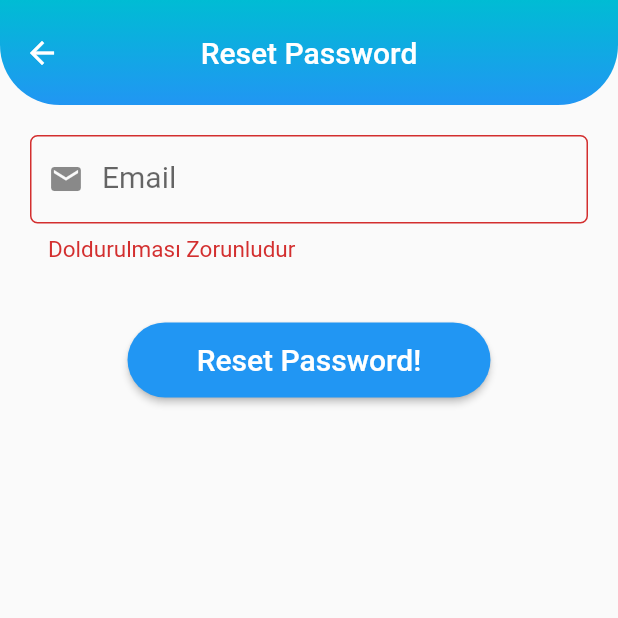
After one commit to Beyes-Bilisim/Turkcell_isaret_dilim, a Flutter app: the ResetPassword screen opened directly, after a tap on "Reset Password!", on a phone screen of 412 x 824 dp, the top half of it. The commit adds this screen. Run offline on Flutter 3.47's test engine with Material 2 defaults, Android fonts, the phone set to English and light mode, and no system bars; our stand-ins replace connectivity_plus, email_validator, firebase_auth, firebase_core, shared_preferences, splashscreen; missing offline and left inert: the_validator; accounts and stored records are empty.

Commit message:
Password reset added

```diff
--- a/lib/pages/Login.dart
+++ b/lib/pages/Login.dart
@@ -4,6 +4,7 @@ import 'package:firebase_core/firebase_core.dart';
 import 'package:flutter/material.dart';
 import 'package:movie_manager/main.dart';
 import 'package:movie_manager/pages/Register.dart';
+import 'package:movie_manager/pages/ResetPassword.dart';
 import 'package:the_validator/the_validator.dart';
 
 class Login extends StatefulWidget {
@@ -127,12 +128,13 @@ class _LoginState extends State<Login> {
                             Navigator.push(
                                 context,
                                 MaterialPageRoute(
-                                    builder: (context) => MyApp()));
+                                    builder: (context) => ResetPassword()));
                           },
                         ),
                       ],
                     ),
                   ),
+                  SizedBox(height: 20),
                   Container(
                       height: 50,
                       width: MediaQuery.of(context).size.width - 150,
@@ -169,8 +171,10 @@ class _LoginState extends State<Login> {
             ScaffoldMessenger.of(context).showSnackBar(snackBar);
           } else {
             WidgetsBinding.instance!.addPostFrameCallback((timeStamp) {
-            Navigator.pushAndRemoveUntil(context,
-                MaterialPageRoute(builder: (context) => MyApp()), (r) => false);
+              Navigator.pushAndRemoveUntil(
+                  context,
+                  MaterialPageRoute(builder: (context) => MyApp()),
+                  (r) => false);
             });
             formKey.currentState!.reset();
           }
@@ -183,7 +187,6 @@ class _LoginState extends State<Login> {
         );
         ScaffoldMessenger.of(context).showSnackBar(snackBar);
       }
-
     }
   }
 }
--- /dev/null
+++ b/lib/pages/ResetPassword.dart
@@ -0,0 +1,120 @@
+import 'package:email_validator/email_validator.dart';
+import 'package:firebase_auth/firebase_auth.dart';
+import 'package:flutter/material.dart';
+
+class ResetPassword extends StatefulWidget {
+  const ResetPassword({Key? key}) : super(key: key);
+
+  @override
+  _ResetPasswordState createState() => _ResetPasswordState();
+}
+
+class _ResetPasswordState extends State<ResetPassword> {
+  var formKey = GlobalKey<FormState>();
+  FirebaseAuth _auth = FirebaseAuth.instance;
+  late String _email;
+
+  @override
+  Widget build(BuildContext context) {
+    return Scaffold(
+        appBar: AppBar(
+          backgroundColor: Colors.transparent,
+          elevation: 0.0,
+          toolbarHeight: 70,
+          centerTitle: true,
+          title: Text("Reset Password"),
+          flexibleSpace: Container(
+            decoration: BoxDecoration(
+                borderRadius: BorderRadius.only(
+                    bottomLeft: Radius.circular(40),
+                    bottomRight: Radius.circular(40)),
+                gradient: LinearGradient(
+                    colors: [Colors.blue, Colors.cyan],
+                    begin: Alignment.bottomCenter,
+                    end: Alignment.topCenter)),
+          ),
+        ),
+        body: Padding(
+            padding: EdgeInsets.all(20),
+            child: SingleChildScrollView(
+                child: Column(
+              children: [
+                Form(
+                    key: formKey,
+                    child: Column(
+                      children: [
+                        TextFormField(
+                          onSaved: (newValue) {
+                            setState(() {
+                              _email = newValue!;
+                            });
+                          },
+                          autofocus: false,
+                          validator: (value) {
+                            if (value!.isEmpty) {
+                              return "Doldurulması Zorunludur";
+                            } else {
+                              if (EmailValidator.validate(value) != true) {
+                                return "Geçerli Bir E-posta giriniz";
+                              } else {
+                                return null;
+                              }
+                            }
+                          },
+                          keyboardType: TextInputType.emailAddress,
+                          decoration: InputDecoration(
+                              prefixIcon: Icon(Icons.email),
+                              errorStyle: TextStyle(fontSize: 15),
+                              labelText: "Email",
+                              labelStyle: TextStyle(fontSize: 20),
+                              border: OutlineInputBorder(
+                                  borderRadius: BorderRadius.circular(5),
+                                  borderSide: BorderSide(
+                                      width: 1, color: Colors.purple))),
+                        ),
+                        SizedBox(height: 40),
+                        Container(
+                            height: 50,
+                            width: MediaQuery.of(context).size.width - 150,
+                            padding: EdgeInsets.fromLTRB(10, 0, 10, 0),
+                            child: ElevatedButton(
+                              child: Text('Reset Password!',
+                                  style: TextStyle(fontSize: 20)),
+                              style: ButtonStyle(
+                                  shape: MaterialStateProperty.all<
+                                          RoundedRectangleBorder>(
+                                      RoundedRectangleBorder(
+                                borderRadius:
+                                    BorderRadius.all(Radius.circular(30)),
+                              ))),
+                              onPressed: resetPassword,
+                            )),
+                      ],
+                    ))
+              ],
+            ))));
+  }
+
+  void resetPassword() async {
+    if (formKey.currentState!.validate()) {
+      formKey.currentState!.save();
+      try {
+        await _auth.sendPasswordResetEmail(email: _email);
+        final snackBar = SnackBar(
+          duration: Duration(seconds: 3),
+          content: const Text('E-postanızı kontrol ediniz'),
+          backgroundColor: (Colors.black45),
+        );
+        ScaffoldMessenger.of(context).showSnackBar(snackBar);
+        Navigator.of(context).pop();
+      } catch (e) {
+        final snackBar = SnackBar(
+          duration: Duration(seconds: 3),
+          content: const Text('Böyle bir kullanıcı bulunmuyor'),
+          backgroundColor: (Colors.black45),
+        );
+        ScaffoldMessenger.of(context).showSnackBar(snackBar);
+      }
+    }
+  }
+}
--- a/lib/pages/SearchPage.dart
+++ b/lib/pages/SearchPage.dart
@@ -1,10 +1,12 @@
 import 'dart:async';
 
+import 'package:firebase_auth/firebase_auth.dart';
 import 'package:flutter/material.dart';
 import 'package:movie_manager/api/MovieApi.dart';
 import 'package:movie_manager/models/Movie.dart';
 import 'package:movie_manager/pages/Details.dart';
 import 'package:movie_manager/pages/DetailsWithoutImage.dart';
+import 'package:movie_manager/pages/Login.dart';
 import 'package:movie_manager/widgets/MovieCard.dart';
 
 class SearchPage extends StatefulWidget {
@@ -15,6 +17,7 @@ class SearchPage extends StatefulWidget {
 }
 
 class _SearchPageState extends State<SearchPage> {
+  FirebaseAuth _auth = FirebaseAuth.instance;
   @override
   Widget build(BuildContext context) {
     return Scaffold(
@@ -34,6 +37,38 @@ class _SearchPageState extends State<SearchPage> {
                   begin: Alignment.bottomCenter,
                   end: Alignment.topCenter)),
         ),
+        actions: [
+          Padding(
+            padding: EdgeInsets.fromLTRB(0, 0, 20, 0),
+            child: IconButton(
+              icon: Icon(Icons.logout),
+              onPressed: () {
+                showDialog(
+                  context: context,
+                  builder: (context) => AlertDialog(
+                    title: Text("Çıkış Yap"),
+                    content: Text("Çıkış yapmak istediğinize emin misiniz?"),
+                    actions: [
+                      TextButton(
+                          onPressed: () {
+                            _auth.signOut();
+                            WidgetsBinding.instance!
+                                .addPostFrameCallback((timeStamp) {
+                              Navigator.pushAndRemoveUntil(
+                                  context,
+                                  MaterialPageRoute(
+                                      builder: (context) => Login()),
+                                  (r) => false);
+                            });
+                          },
+                          child: Text("EVET")),
+                    ],
+                  ),
+                );
+              },
+            ),
+          )
+        ],
       ),
       body: Search(),
     );
```
Also changed, not shown: lib/pages/Register.dart (+4 -3 lines). Lines whose indentation alone changed are shown as unchanged.
